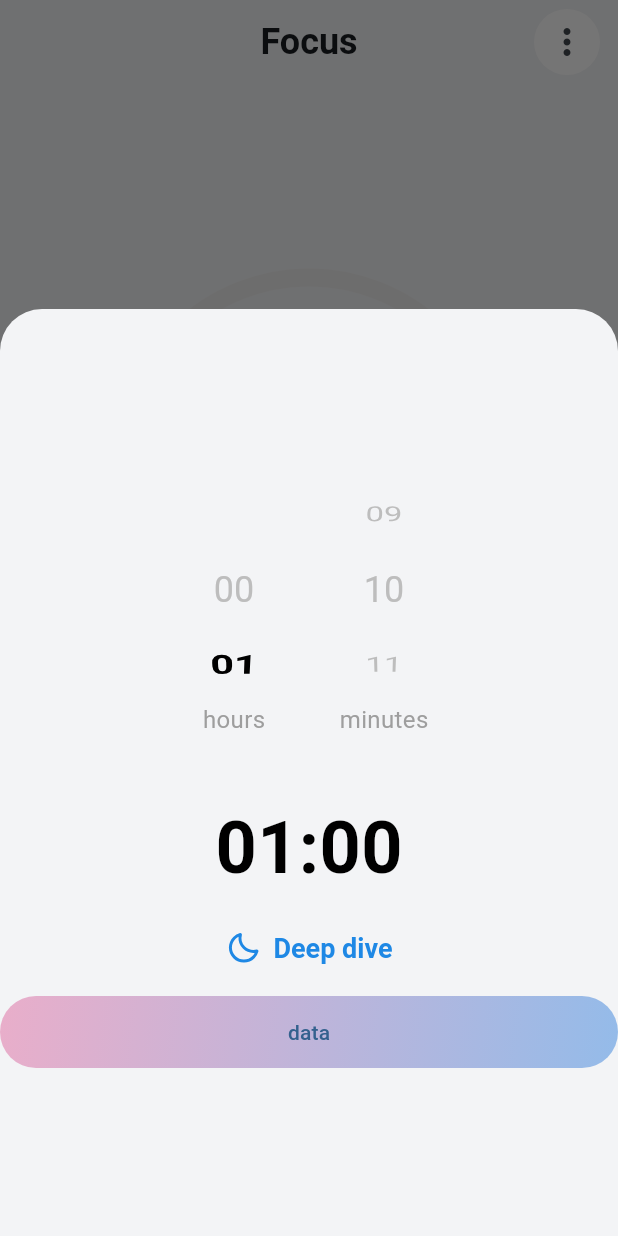
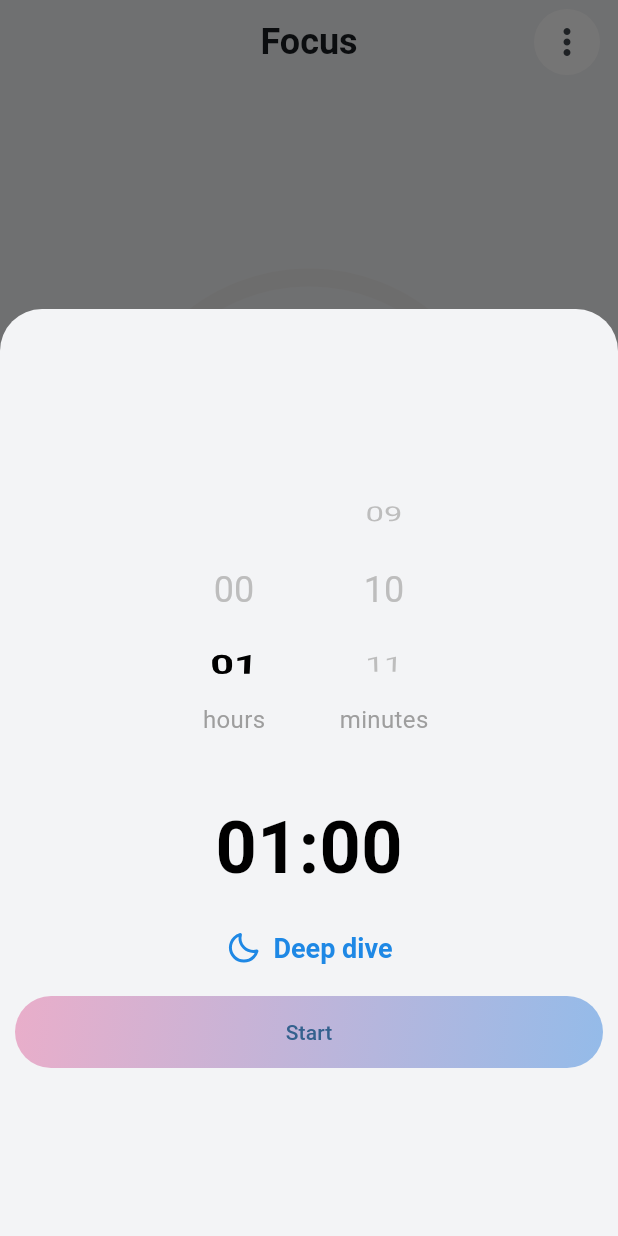
Before and after one commit to Apisit250aps/work_adventure_app, a Flutter app: the OperatorScreen screen opened by its route, item 2 of the bottom bar chosen, after a tap on the "timer" icon, on a phone screen of 412 x 824 dp. Run offline on Flutter 3.47's test engine with Material 3 defaults, Android fonts, the phone set to English and light mode, and no system bars; our stand-ins replace carousel_slider, flutter_boxicons, flutter_secure_storage, get, google_fonts; accounts and stored records are empty; network calls fail; Roboto replaces fonts that are missing (Prompt).

Commit message:
button wording

```diff
--- a/lib/screens/operator_screen.dart
+++ b/lib/screens/operator_screen.dart
@@ -180,6 +180,7 @@ class FocusFloatingActionButton extends GetWidget<FocusController> {
           expand: false,
           builder: (_, contexts) {
             return Container(
+              padding: const EdgeInsets.all(10),
               child: Column(
                 mainAxisAlignment: MainAxisAlignment.center,
                 children: [
@@ -191,7 +192,7 @@ class FocusFloatingActionButton extends GetWidget<FocusController> {
                   const SizedBox(height: 20),
                   GradientButton(
                     onPressed: controller.toggleActive,
-                    child: Text("data"),
+                    child: const Text("Start"),
                   ),
                 ],
               ),
```
